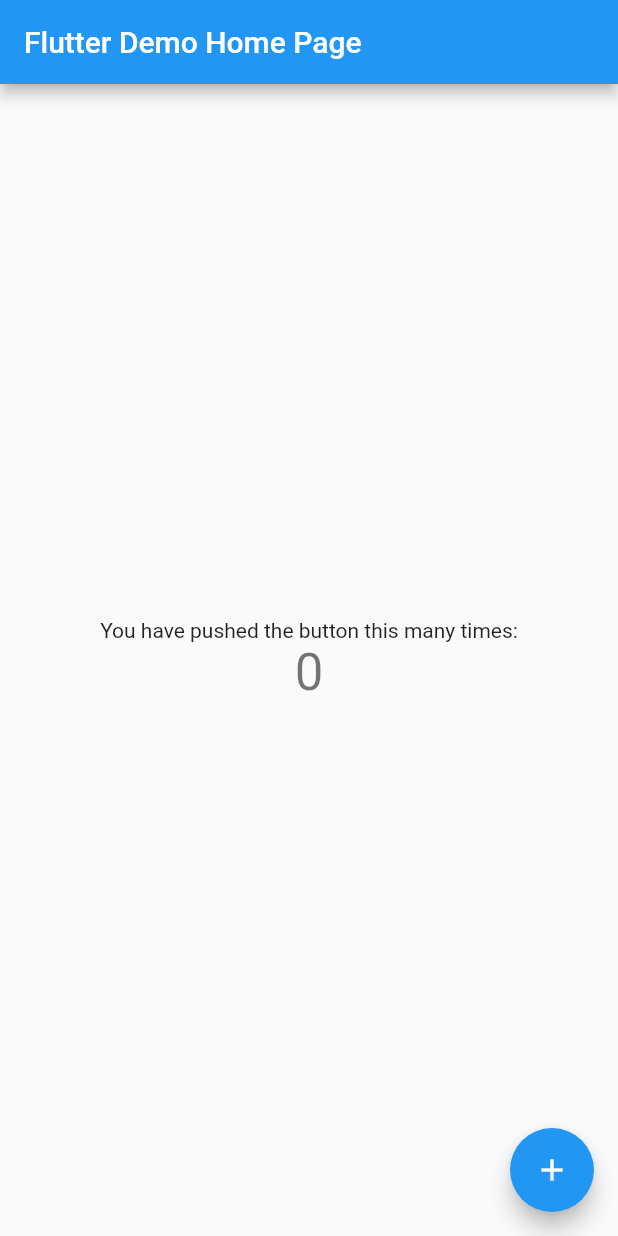
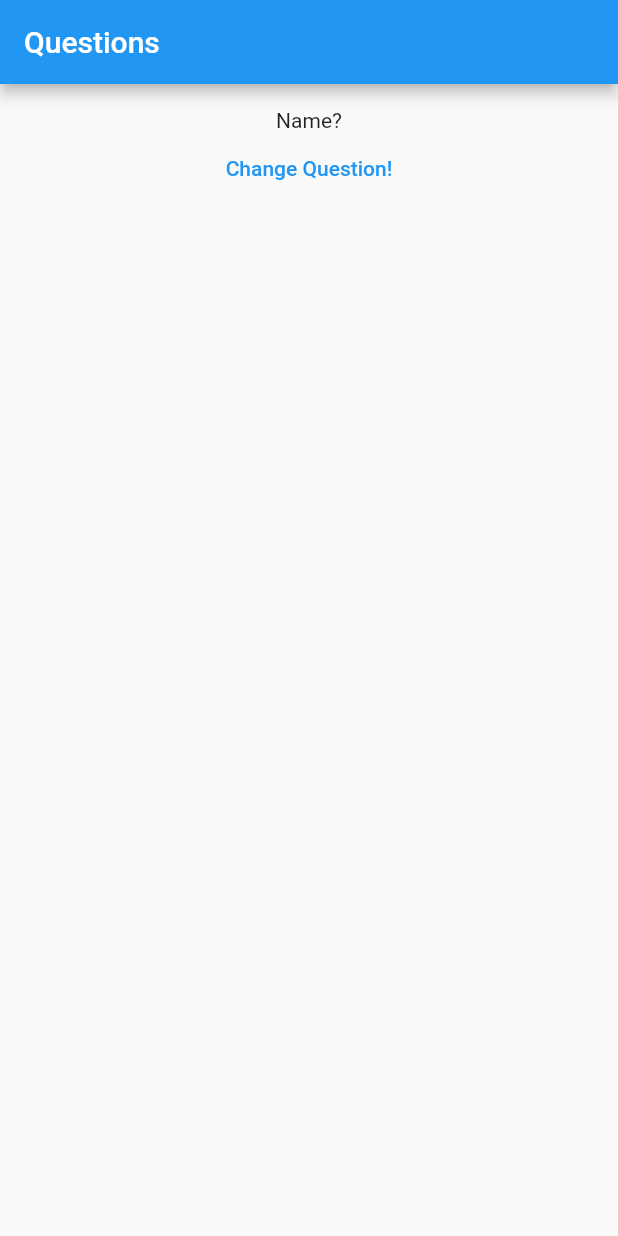
Before and after one commit to itsMandeep/flutter-learning, a Flutter app: the screen it shows after launch, on a phone screen of 412 x 824 dp. Run offline on Flutter 3.47's test engine with Material 2 defaults, Android fonts, the phone set to English and light mode, and no system bars.

Commit message:
first assignment done

```diff
--- /dev/null
+++ b/lib/home.dart
@@ -0,0 +1,30 @@
+import 'package:flutter/material.dart';
+import './question.dart';
+
+class Home extends StatelessWidget {
+  final List<String> questions;
+  final int index;
+  final VoidCallback onChange;
+  const Home(this.questions, this.index, this.onChange, {super.key});
+
+  @override
+  Widget build(BuildContext context) {
+    return Scaffold(
+      appBar: AppBar(
+        title: const Text('Questions'),
+      ),
+      body: Padding(
+        padding: const EdgeInsets.all(16),
+        child: Column(
+          children: [
+            Question(questions[index]),
+            TextButton(
+              onPressed: onChange,
+              child: const Text('Change Question!'),
+            )
+          ],
+        ),
+      ),
+    );
+  }
+}
--- a/lib/main.dart
+++ b/lib/main.dart
@@ -1,115 +1,30 @@
 import 'package:flutter/material.dart';
+import './home.dart';
 
-void main() {
-  runApp(const MyApp());
+void main(List<String> args) {
+  runApp(MyApp());
 }
 
-class MyApp extends StatelessWidget {
-  const MyApp({super.key});
-
-  // This widget is the root of your application.
+class MyApp extends StatefulWidget {
   @override
-  Widget build(BuildContext context) {
-    return MaterialApp(
-      title: 'Flutter Demo',
-      theme: ThemeData(
-        // This is the theme of your application.
-        //
-        // Try running your application with "flutter run". You'll see the
-        // application has a blue toolbar. Then, without quitting the app, try
-        // changing the primarySwatch below to Colors.green and then invoke
-        // "hot reload" (press "r" in the console where you ran "flutter run",
-        // or simply save your changes to "hot reload" in a Flutter IDE).
-        // Notice that the counter didn't reset back to zero; the application
-        // is not restarted.
-        primarySwatch: Colors.blue,
-      ),
-      home: const MyHomePage(title: 'Flutter Demo Home Page'),
-    );
-  }
+  State<MyApp> createState() => _MyAppState();
 }
 
-class MyHomePage extends StatefulWidget {
-  const MyHomePage({super.key, required this.title});
+class _MyAppState extends State<MyApp> {
+  int index = 0;
 
-  // This widget is the home page of your application. It is stateful, meaning
-  // that it has a State object (defined below) that contains fields that affect
-  // how it looks.
-
-  // This class is the configuration for the state. It holds the values (in this
-  // case the title) provided by the parent (in this case the App widget) and
-  // used by the build method of the State. Fields in a Widget subclass are
-  // always marked "final".
-
-  final String title;
-
-  @override
-  State<MyHomePage> createState() => _MyHomePageState();
-}
-
-class _MyHomePageState extends State<MyHomePage> {
-  int _counter = 0;
-
-  void _incrementCounter() {
+  void onChange() {
     setState(() {
-      // This call to setState tells the Flutter framework that something has
-      // changed in this State, which causes it to rerun the build method below
-      // so that the display can reflect the updated values. If we changed
-      // _counter without calling setState(), then the build method would not be
-      // called again, and so nothing would appear to happen.
-      _counter++;
+      index = index == 0 ? 1 : 0;
     });
   }
 
+  var questions = [
+    "Name?",
+    "Age?",
+  ];
   @override
   Widget build(BuildContext context) {
-    // This method is rerun every time setState is called, for instance as done
-    // by the _incrementCounter method above.
-    //
-    // The Flutter framework has been optimized to make rerunning build methods
-    // fast, so that you can just rebuild anything that needs updating rather
-    // than having to individually change instances of widgets.
-    return Scaffold(
-      appBar: AppBar(
-        // Here we take the value from the MyHomePage object that was created by
-        // the App.build method, and use it to set our appbar title.
-        title: Text(widget.title),
-      ),
-      body: Center(
-        // Center is a layout widget. It takes a single child and positions it
-        // in the middle of the parent.
-        child: Column(
-          // Column is also a layout widget. It takes a list of children and
-          // arranges them vertically. By default, it sizes itself to fit its
-          // children horizontally, and tries to be as tall as its parent.
-          //
-          // Invoke "debug painting" (press "p" in the console, choose the
-          // "Toggle Debug Paint" action from the Flutter Inspector in Android
-          // Studio, or the "Toggle Debug Paint" command in Visual Studio Code)
-          // to see the wireframe for each widget.
-          //
-          // Column has various properties to control how it sizes itself and
-          // how it positions its children. Here we use mainAxisAlignment to
-          // center the children vertically; the main axis here is the vertical
-          // axis because Columns are vertical (the cross axis would be
-          // horizontal).
-          mainAxisAlignment: MainAxisAlignment.center,
-          children: <Widget>[
-            const Text(
-              'You have pushed the button this many times:',
-            ),
-            Text(
-              '$_counter',
-              style: Theme.of(context).textTheme.headline4,
-            ),
-          ],
-        ),
-      ),
-      floatingActionButton: FloatingActionButton(
-        onPressed: _incrementCounter,
-        tooltip: 'Increment',
-        child: const Icon(Icons.add),
-      ), // This trailing comma makes auto-formatting nicer for build methods.
-    );
+    return MaterialApp(home: Home(questions, index, onChange));
   }
 }
--- /dev/null
+++ b/lib/question.dart
@@ -0,0 +1,12 @@
+import 'package:flutter/material.dart';
+
+class Question extends StatelessWidget {
+  final String question;
+  const Question(this.question, {super.key});
+
+  @override
+  Widget build(BuildContext context) => SizedBox(
+        width: double.infinity,
+        child: Center(child: Text(question)),
+      );
+}
--- a/pubspec.yaml
+++ b/pubspec.yaml
@@ -3,7 +3,7 @@ description: A new Flutter project.
 
 # The following line prevents the package from being accidentally published to
 # pub.dev using `flutter pub publish`. This is preferred for private packages.
-publish_to: 'none' # Remove this line if you wish to publish to pub.dev
+publish_to: "none" # Remove this line if you wish to publish to pub.dev
 
 # The following defines the version and build number for your application.
 # A version number is three numbers separated by dots, like 1.2.43
@@ -20,7 +20,7 @@ publish_to: 'none' # Remove this line if you wish to publish to pub.dev
 version: 1.0.0+1
 
 environment:
-  sdk: '>=2.18.0 <3.0.0'
+  sdk: ">=2.18.0 <3.0.0"
 
 # Dependencies specify other packages that your package needs in order to work.
 # To automatically upgrade your package dependencies to the latest versions
@@ -31,7 +31,6 @@ environment:
 dependencies:
   flutter:
     sdk: flutter
-
 
   # The following adds the Cupertino Icons font to your application.
   # Use with the CupertinoIcons class for iOS style icons.
@@ -53,7 +52,6 @@ dev_dependencies:
 
 # The following section is specific to Flutter packages.
 flutter:
-
   # The following line ensures that the Material Icons font is
   # included with your application, so that you can use the icons in
   # the material Icons class.
```
